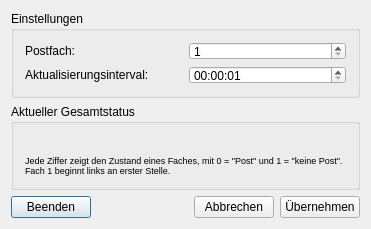
Before: the Qt Designer form pndialog.ui in sschober/postnot-tray, drawn with Qt 5.
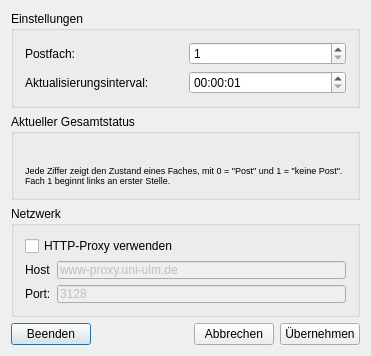
After: the same form once the commit is applied. Icons and pictures are not drawn.

Commit message: Proxy-Funktionalität

Diff of the .ui file:
```diff
--- a/pndialog.ui
+++ b/pndialog.ui
@@ -7,7 +7,7 @@
     <x>0</x>
     <y>0</y>
     <width>371</width>
-    <height>224</height>
+    <height>345</height>
    </rect>
   </property>
   <property name="windowTitle">
@@ -106,17 +106,62 @@
     </widget>
    </item>
    <item>
-    <spacer name="verticalSpacer_2">
-     <property name="orientation">
-      <enum>Qt::Vertical</enum>
+    <widget class="QGroupBox" name="groupBox_3">
+     <property name="title">
+      <string>Netzwerk</string>
      </property>
-     <property name="sizeHint" stdset="0">
-      <size>
-       <width>20</width>
-       <height>40</height>
-      </size>
-     </property>
-    </spacer>
+     <layout class="QVBoxLayout" name="verticalLayout_2">
+      <item>
+       <widget class="QCheckBox" name="cbProxy">
+        <property name="text">
+         <string>HTTP-Proxy verwenden</string>
+        </property>
+       </widget>
+      </item>
+      <item>
+       <layout class="QHBoxLayout" name="horizontalLayout_2">
+        <item>
+         <widget class="QLabel" name="label_2">
+          <property name="text">
+           <string>Host</string>
+          </property>
+         </widget>
+        </item>
+        <item>
+         <widget class="QLineEdit" name="leProxyHost">
+          <property name="enabled">
+           <bool>false</bool>
+          </property>
+          <property name="text">
+           <string>www-proxy.uni-ulm.de</string>
+          </property>
+         </widget>
+        </item>
+       </layout>
+      </item>
+      <item>
+       <layout class="QHBoxLayout" name="horizontalLayout_3">
+        <item>
+         <widget class="QLabel" name="label_3">
+          <property name="text">
+           <string>Port:</string>
+          </property>
+         </widget>
+        </item>
+        <item>
+         <widget class="QLineEdit" name="leProxyPort">
+          <property name="enabled">
+           <bool>false</bool>
+          </property>
+          <property name="text">
+           <string>3128</string>
+          </property>
+         </widget>
+        </item>
+       </layout>
+      </item>
+     </layout>
+    </widget>
    </item>
    <item>
     <layout class="QHBoxLayout" name="horizontalLayout">
```
The commit also changes 2 other files.
